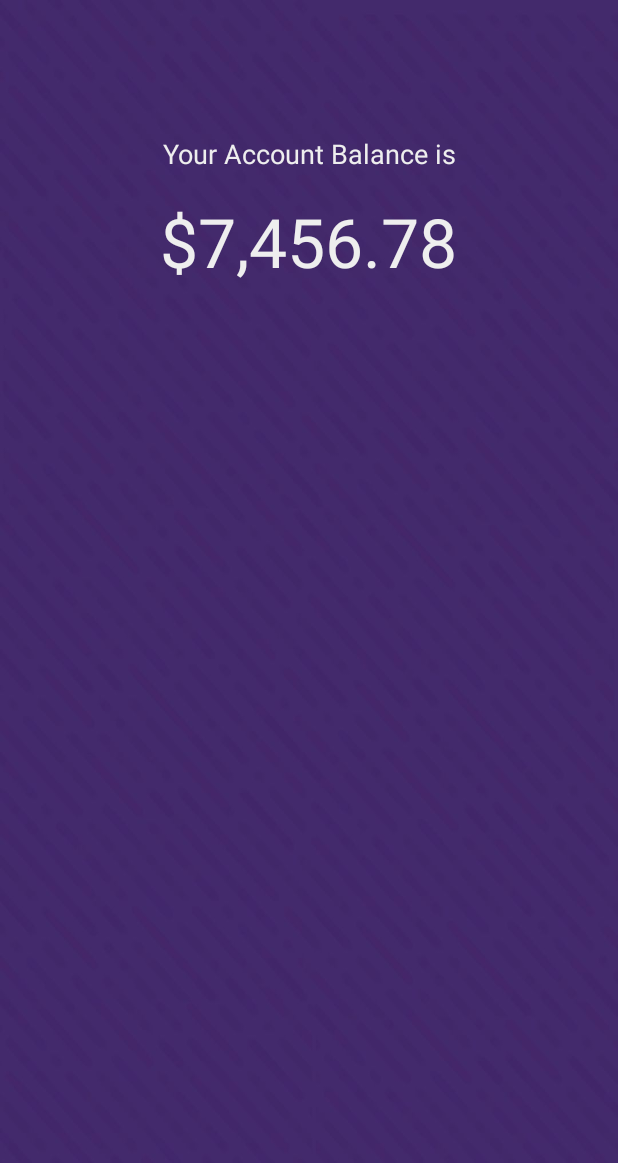
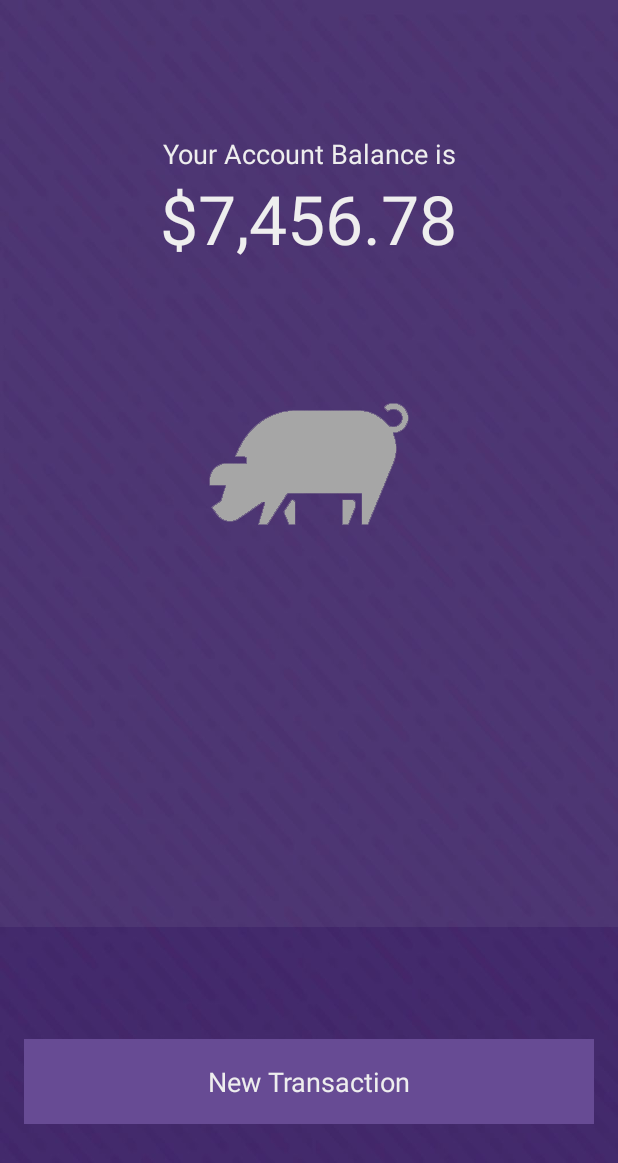
Before and after one commit to maxyeo/DankBank, an Android app: the screen it shows after launch (MainActivity), on a phone screen of 412 x 824 dp. Shown: the top 1163 px of the screen. Run offline under Robolectric (Android 15) with nearby library versions, the phone set to English and light mode, and no system bars.

Commit message:
layout for main activity

```diff
--- a/app/src/main/res/layout/activity_main.xml
+++ b/app/src/main/res/layout/activity_main.xml
@@ -14,6 +14,11 @@
         android:layout_alignParentTop="true"
         android:layout_alignParentRight="true"
         android:layout_alignParentEnd="true">
+        <RelativeLayout
+            android:layout_width="match_parent"
+            android:layout_height="match_parent"
+            android:background="@color/glass"
+            android:layout_weight="1">
             <TextView
                 android:layout_width="wrap_content"
                 android:layout_height="wrap_content"
@@ -33,9 +38,34 @@
                 android:textSize="45dp"
                 android:textColor="@color/grey"
                 android:layout_centerHorizontal="true"
-            android:layout_marginTop="16dp"
+                android:layout_marginTop="115dp"
                 android:layout_gravity="center_horizontal" />
-
+            <ImageView
+                android:id="@+id/imageView1"
+                android:layout_width="wrap_content"
+                android:layout_height="wrap_content"
+                android:src="@drawable/icon"
+                android:layout_below="@+id/textView"
+                android:layout_centerHorizontal="true" />
+        </RelativeLayout>
+        <RelativeLayout
+            android:layout_width="match_parent"
+            android:layout_height="match_parent"
+            android:layout_weight="3"
+            android:paddingLeft="16dp"
+            android:paddingRight="16dp">
+            <Button
+                android:layout_width="match_parent"
+                android:layout_height="wrap_content"
+                android:text="@string/new_btn"
+                android:background="@color/colorPrimary"
+                android:textColor="@color/grey"
+                android:paddingTop="16dp"
+                android:paddingBottom="16dp"
+                android:textSize="18dp"
+                android:layout_centerHorizontal="true"
+                android:layout_centerVertical="true"/>
+        </RelativeLayout>
     </LinearLayout>
 
 </RelativeLayout>
--- a/app/src/main/res/values/colors.xml
+++ b/app/src/main/res/values/colors.xml
@@ -5,5 +5,6 @@
     <color name="colorAccent">#FF4081</color>
 
     <color name="grey">#EEEEEE</color>
+    <color name="glass">#13c6c6c6</color>
 
 </resources>
--- a/app/src/main/res/values/strings.xml
+++ b/app/src/main/res/values/strings.xml
@@ -2,4 +2,5 @@
     <string name="app_name">Dank Bank</string>
 
     <string name="account_brief">Your Account Balance is</string>
+    <string name="new_btn">New Transaction</string>
 </resources>
```
Lines whose indentation alone changed are shown as unchanged.
